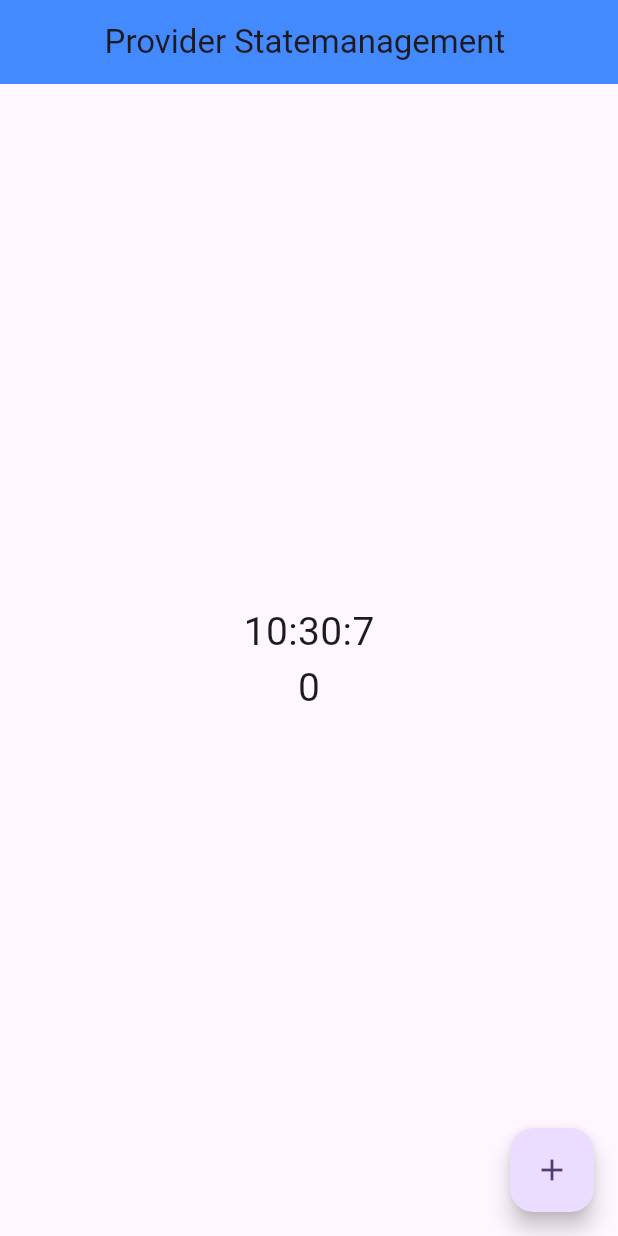
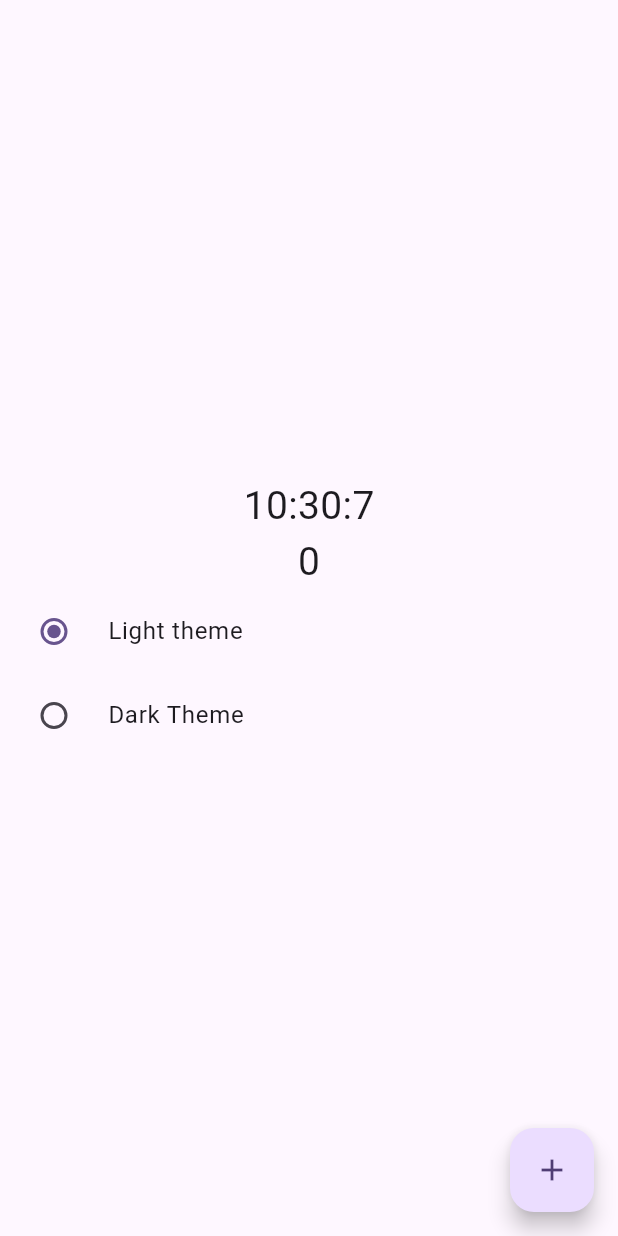
Before and after one commit to Butcher8008/Login-Authentication-System-Using-Api-And-State-Management-Using-Provider, a Flutter app: the screen it shows after launch, on a phone screen of 412 x 824 dp. Run offline on Flutter 3.47's test engine with Material 3 defaults, Android fonts, the phone set to English and light mode, and no system bars.

Commit message:
Theme Changer

```diff
--- /dev/null
+++ b/lib/Provider/ThemeProvider.dart
@@ -0,0 +1,11 @@
+import 'package:flutter/material.dart';
+
+class ThemeProvider with ChangeNotifier{
+  var theme = ThemeMode.light;
+  ThemeMode get themeChange=> theme;
+
+  void setTheme (themeChange){
+    theme = themeChange;
+    notifyListeners();
+  }
+}
--- a/lib/Provider/ProviderClass.dart
+++ b/lib/StateManagementByStatefull/ProviderClass.dart
@@ -1,7 +1,8 @@
 import 'package:flutter/material.dart';
 import 'package:provider/provider.dart';
+import 'package:state_management_practise/Provider/ThemeProvider.dart';
 import 'package:state_management_practise/Provider/TimeProvider.dart';
-import 'Counter_provider.dart';
+import '../Provider/Counter_provider.dart';
 
 class ProviderClass extends StatefulWidget {
   const ProviderClass({super.key});
@@ -21,12 +22,14 @@ class _ProviderClassState extends State<ProviderClass> {
   @override
   Widget build(BuildContext context) {
     final countProvider = Provider.of<CountProvider>(context, listen: false);
+    final themeChanged = Provider.of<ThemeProvider>(context);
     Provider.of<TimeProvider>(context, listen: false);
+
     return Scaffold(
-      appBar: AppBar(
-        title: const Center(child: Text('Provider Statemanagement ')),
-        backgroundColor: Colors.blueAccent,
-      ),
+      // appBar: AppBar(
+      //   title: const Center(child: Text('Provider Statemanagement ')),
+      //   backgroundColor: Colors.blueAccent,
+      // ),
       floatingActionButton: FloatingActionButton(
         onPressed: () {
           countProvider.setCount();
@@ -50,7 +53,23 @@ class _ProviderClassState extends State<ProviderClass> {
                 style: const TextStyle(fontSize: 26),
               );
             }),
-          )
+          ),
+          Center(
+            child: RadioListTile<ThemeMode>(
+              title: const Text("Light theme"),
+                value: ThemeMode.light,
+                groupValue: themeChanged.theme,
+                onChanged: themeChanged.setTheme
+            ),
+          ),
+          Center(
+            child: RadioListTile<ThemeMode>(
+              title: const Text('Dark Theme'),
+                value: ThemeMode.dark,
+                groupValue: themeChanged.theme,
+                onChanged: themeChanged.setTheme
+            ),
+          ),
         ],
       ),
     );
--- a/lib/main.dart
+++ b/lib/main.dart
@@ -1,6 +1,7 @@
 import 'package:flutter/material.dart';
 import 'package:state_management_practise/Provider/Counter_provider.dart';
-import 'package:state_management_practise/Provider/ProviderClass.dart';
+import 'package:state_management_practise/StateManagementByStatefull/ProviderClass.dart';
+import 'package:state_management_practise/Provider/ThemeProvider.dart';
 import 'package:state_management_practise/Provider/TimeProvider.dart';
 import 'StateManagementByStatefull/CounterPage.dart';
 import 'package:provider/provider.dart';
@@ -18,16 +19,31 @@ class MyApp extends StatelessWidget {
     return MultiProvider(
       providers: [
         ChangeNotifierProvider(create: (_)=> TimeProvider()),
-        ChangeNotifierProvider(create: (_) => CountProvider())
+        ChangeNotifierProvider(create: (_) => CountProvider()),
+        ChangeNotifierProvider(create: (_)=> ThemeProvider())
       ],
-      child: MaterialApp(
+      child: Builder(builder: (BuildContext context){
+        final themeChanged= Provider.of<ThemeProvider>(context);
+        return MaterialApp(
           title: 'Flutter Demo',
+          themeMode: themeChanged.themeChange,
           theme: ThemeData(
             colorScheme: ColorScheme.fromSeed(seedColor: Colors.deepPurple),
             useMaterial3: true,
+            appBarTheme: AppBarTheme(
+
+            )
+          ),
+          darkTheme: ThemeData(
+            brightness: Brightness.dark,
+            appBarTheme: const AppBarTheme(
+              color: Colors.white70
+            ),
+            primaryColorDark: Colors.grey
           ),
           home: const ProviderClass(),
-      ),
+        );
+      })
     );
   }
 }
```
Lines whose indentation alone changed are shown as unchanged.
